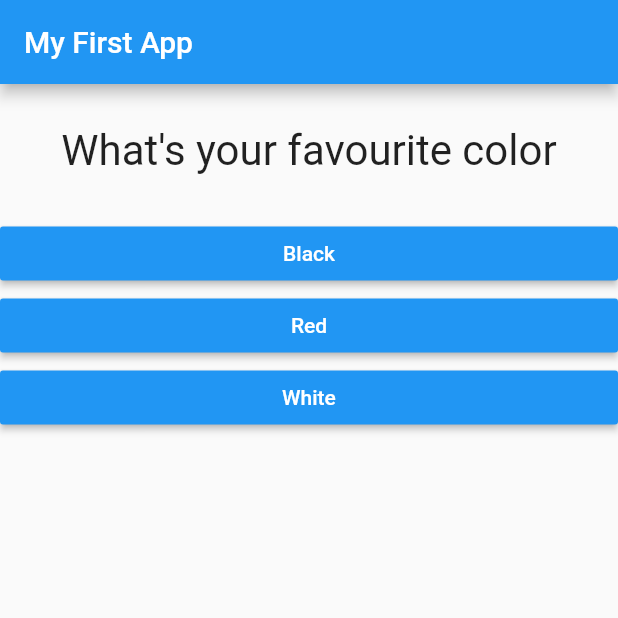
After one commit to ConorMcNamee/Flutter-Quiz-App, a Flutter app: the screen it shows after launch, on a phone screen of 412 x 824 dp, the top half of it. The commit adds this screen. Run offline on Flutter 3.47's test engine with Material 2 defaults, Android fonts, the phone set to English and light mode, and no system bars.

Commit message:
App refactor

```diff
--- a/lib/main.dart
+++ b/lib/main.dart
@@ -1,6 +1,6 @@
 import "package:flutter/material.dart";
-import './question.dart';
-import 'answer.dart';
+import 'package:flutter_project_1/quiz.dart';
+import 'package:flutter_project_1/result.dart';
 
 void main() => runApp(MyApp());
 
@@ -12,7 +12,7 @@ class MyApp extends StatefulWidget {
 class _MyAppState extends State<MyApp> {
   var _questionIndex = 0;
 
-  final questions = const [
+  final _questions = const [
     {
       'questionText': 'What\'s your favourite color',
       'answers': ['Black', 'Red', 'White']
@@ -37,23 +37,9 @@ class _MyAppState extends State<MyApp> {
         appBar: AppBar(
           title: Text("My First App"),
         ),
-        body: _questionIndex < questions.length
-            ? Column(
-                children: <Widget>[
-                  Question(
-                    questions[_questionIndex]['questionText'],
-                  ),
-                  ...(questions[_questionIndex]['answers'] as List<String>)
-                      .map((answer) {
-                    return Answer(_answerQuestion, answer);
-                  }).toList()
-                ],
-              )
-            : Center(
-                child: Text(
-                "Theres no more Questions",
-                style: TextStyle(fontSize: 28),
-              )),
+        body: _questionIndex < _questions.length
+            ? Quiz(answerQuestion: _answerQuestion, questions: _questions, questionIndex: _questionIndex,)
+            : Result(),
       ),
     );
   }
--- /dev/null
+++ b/lib/quiz.dart
@@ -0,0 +1,31 @@
+import 'package:flutter/material.dart';
+import 'question.dart';
+import 'answer.dart';
+
+class Quiz extends StatelessWidget {
+
+  final List<Map<String, Object>> questions;
+  final int questionIndex;
+  final Function answerQuestion;
+
+  Quiz({
+    @required this.answerQuestion,
+    @required this.questions,
+    @required this.questionIndex
+  });
+
+  @override
+  Widget build(BuildContext context) {
+    return Column(
+      children: <Widget>[
+        Question(
+          questions[questionIndex]['questionText'],
+        ),
+        ...(questions[questionIndex]['answers'] as List<String>)
+            .map((answer) {
+          return Answer(answerQuestion, answer);
+        }).toList()
+      ],
+    );
+  }
+}
```
Also changed, not shown: lib/result.dart (added, +12 -0 lines).
